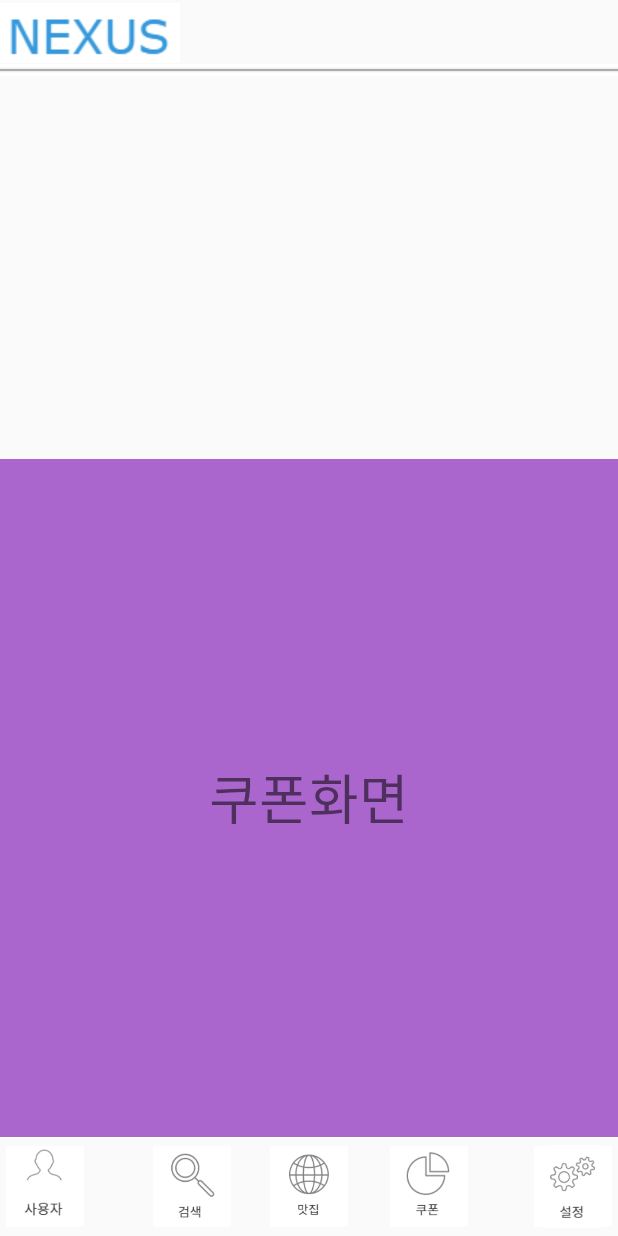
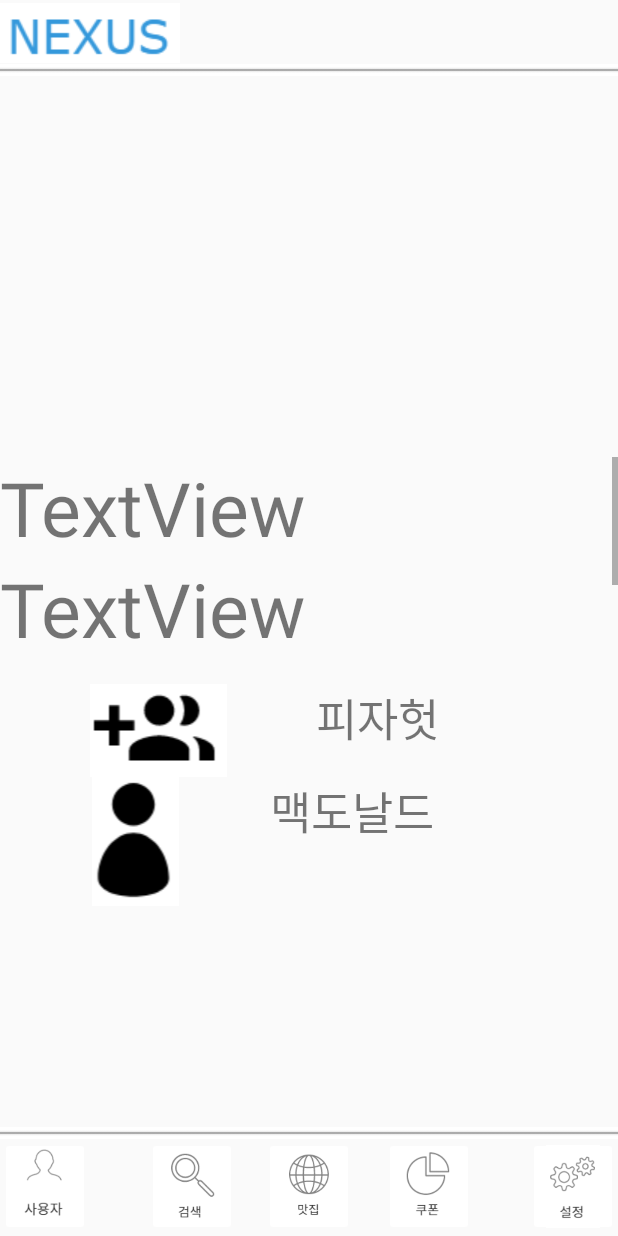
Before and after one commit to hwa7444/TeamProject, an Android app: the fragment Fragment4 placed in its activity, on a phone screen of 412 x 824 dp. Run offline under Robolectric (Android 15) with nearby library versions, the phone set to English and light mode, and no system bars.

Commit message:
윤지호 죠스타

```diff
--- a/app/src/main/java/codefactory/learfletproject/Fragment4.java
+++ b/app/src/main/java/codefactory/learfletproject/Fragment4.java
@@ -3,19 +3,25 @@ package codefactory.learfletproject;
 import android.os.Bundle;
 import android.support.annotation.Nullable;
 import android.support.v4.app.Fragment;
+import android.support.v7.app.AppCompatActivity;
 import android.view.LayoutInflater;
 import android.view.View;
 import android.view.ViewGroup;
+import android.widget.ScrollView;
+
 
 /**
  * Created by jhyoo on 2018-01-04.
  */
+public class Fragment4 extends Fragment {
+    ScrollView scrollView;
 
-public class Fragment4 extends Fragment {
     @Nullable
     @Override
+
     public View onCreateView(LayoutInflater inflater, @Nullable ViewGroup container, @Nullable Bundle savedInstanceState) {
         ViewGroup rootView = (ViewGroup) inflater.inflate(R.layout.fragment4, container, false);
+
 
 
         return rootView;
--- a/app/src/main/res/layout/activity_mainscreen.xml
+++ b/app/src/main/res/layout/activity_mainscreen.xml
@@ -104,10 +104,10 @@
     <FrameLayout
         android:id="@+id/container"
         android:layout_width="match_parent"
-        android:layout_height="452dp"
+        android:layout_height="453dp"
         android:layout_above="@+id/imgbtn_num1"
-        android:layout_alignParentStart="true"
-        android:layout_alignParentLeft="true">
+        android:layout_alignParentLeft="true"
+        android:layout_alignParentStart="true">
 
     </FrameLayout>
 
--- a/app/src/main/res/layout/fragment4.xml
+++ b/app/src/main/res/layout/fragment4.xml
@@ -1,16 +1,132 @@
 <?xml version="1.0" encoding="utf-8"?>
 <RelativeLayout xmlns:android="http://schemas.android.com/apk/res/android"
+    xmlns:app="http://schemas.android.com/apk/res-auto"
+    xmlns:tools="http://schemas.android.com/tools"
     android:layout_width="match_parent"
     android:layout_height="match_parent"
-    android:background="@android:color/holo_purple"
     android:orientation="vertical">
 
-    <TextView
-        android:id="@+id/textView"
-        android:layout_width="wrap_content"
-        android:layout_height="wrap_content"
-        android:layout_centerHorizontal="true"
-        android:layout_centerVertical="true"
-        android:text="쿠폰화면"
-        android:textSize="36sp" />
+
+    <FrameLayout
+        android:layout_width="match_parent"
+        android:layout_height="match_parent">
+
+        <LinearLayout
+            android:layout_width="match_parent"
+            android:layout_height="match_parent"
+            android:orientation="vertical">
+
+            <ScrollView
+                android:layout_width="match_parent"
+                android:layout_height="match_parent"
+                android:layout_weight="1">
+
+                <LinearLayout
+                    android:layout_width="match_parent"
+                    android:layout_height="wrap_content"
+                    android:orientation="vertical" >
+
+                    <TextView
+                        android:id="@+id/textView6"
+                        android:layout_width="match_parent"
+                        android:layout_height="wrap_content"
+                        android:text="TextView"
+                        android:textSize="50sp" />
+
+                    <TextView
+                        android:id="@+id/textView5"
+                        android:layout_width="match_parent"
+                        android:layout_height="wrap_content"
+                        android:text="TextView"
+                        android:textSize="50sp" />
+
+                    <TextView
+                        android:id="@+id/textView4"
+                        android:layout_width="match_parent"
+                        android:layout_height="wrap_content"
+                        android:text="TextView"
+                        android:textSize="50sp" />
+
+                    <TextView
+                        android:id="@+id/textView3"
+                        android:layout_width="match_parent"
+                        android:layout_height="wrap_content"
+                        android:text="TextView"
+                        android:textSize="50sp" />
+
+                </LinearLayout>
+            </ScrollView>
+
+            <ScrollView
+                android:layout_width="match_parent"
+                android:layout_height="match_parent"
+                android:layout_weight="1">
+
+                <LinearLayout
+                    android:layout_width="match_parent"
+                    android:layout_height="wrap_content"
+                    android:orientation="vertical" >
+
+                    <LinearLayout
+                        android:layout_width="match_parent"
+                        android:layout_height="match_parent"
+                        android:orientation="horizontal">
+
+                        <ImageView
+                            android:id="@+id/imageView"
+                            android:layout_width="wrap_content"
+                            android:layout_height="wrap_content"
+                            android:layout_weight="1"
+                            app:srcCompat="@drawable/admin1" />
+
+                        <TextView
+                            android:id="@+id/textView13"
+                            android:layout_width="wrap_content"
+                            android:layout_height="wrap_content"
+                            android:layout_weight="1"
+                            android:text="피자헛"
+                            android:textSize="30sp" />
+                    </LinearLayout>
+
+                    <LinearLayout
+                        android:layout_width="match_parent"
+                        android:layout_height="match_parent"
+                        android:orientation="vertical">
+
+                        <LinearLayout
+                            android:layout_width="match_parent"
+                            android:layout_height="match_parent"
+                            android:orientation="horizontal">
+
+                            <ImageView
+                                android:id="@+id/imageView2"
+                                android:layout_width="wrap_content"
+                                android:layout_height="wrap_content"
+                                android:layout_weight="1"
+                                app:srcCompat="@drawable/admin2" />
+
+                            <TextView
+                                android:id="@+id/textView14"
+                                android:layout_width="wrap_content"
+                                android:layout_height="wrap_content"
+                                android:layout_weight="1"
+                                android:text="맥도날드"
+                                android:textSize="30sp" />
+                        </LinearLayout>
+                    </LinearLayout>
+                </LinearLayout>
+            </ScrollView>
+
+            <ScrollView
+                android:layout_width="match_parent"
+                android:layout_height="match_parent"
+                android:layout_weight="1">
+
+                <LinearLayout
+                    android:layout_width="match_parent"
+                    android:layout_height="wrap_content"
+                    android:orientation="vertical" />
+            </ScrollView>
+        </LinearLayout>
+    </FrameLayout>
 </RelativeLayout>
```
